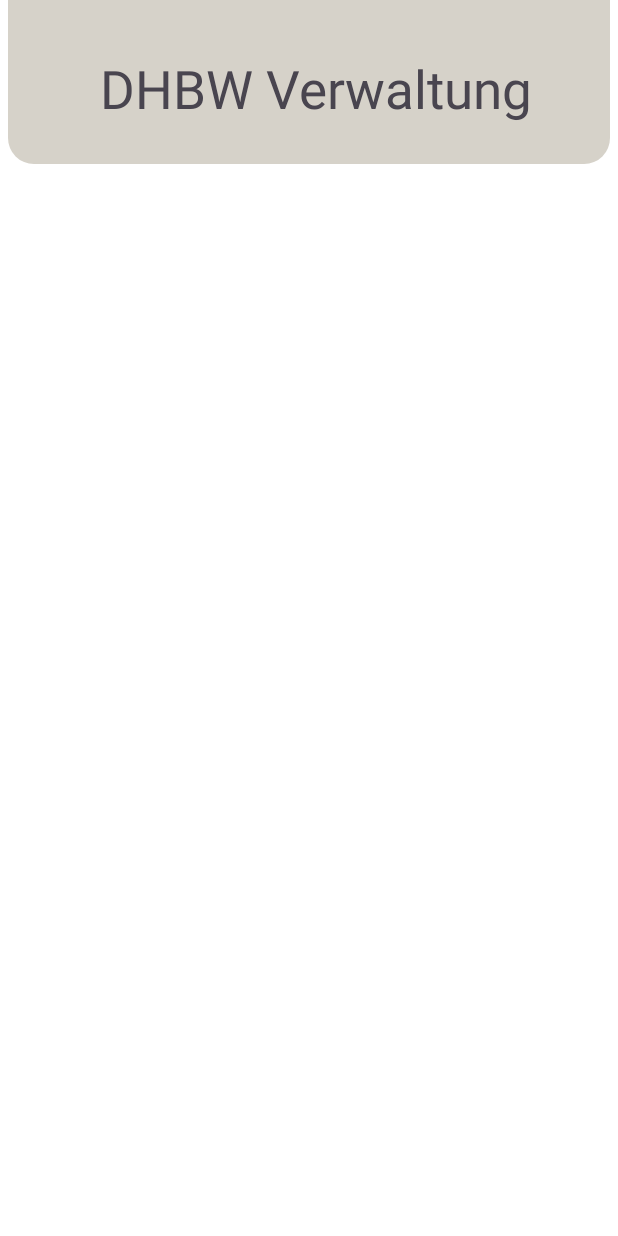
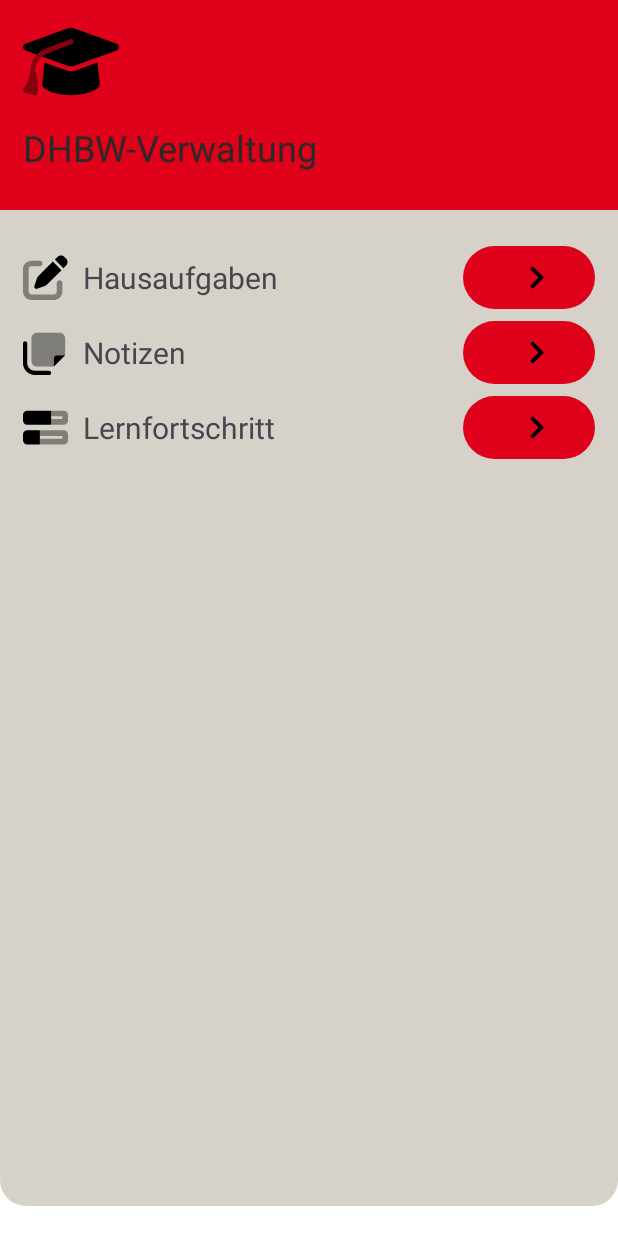
Before and after one commit to heofthetea/ubiquitous-fishstick, an Android app: the MainActivity screen opened directly, with no data from a screen before it, on a phone screen of 412 x 824 dp. Run offline under Robolectric (Android 15) with nearby library versions, the phone set to English and light mode, and no system bars.

```diff
--- a/app/src/main/java/stark/prm/project/MainActivity.java
+++ b/app/src/main/java/stark/prm/project/MainActivity.java
@@ -7,6 +7,7 @@ import android.content.Intent;
 import android.content.pm.PackageManager;
 import android.os.Build;
 import android.os.Bundle;
+import android.widget.Button;
 import android.provider.Settings;
 import android.util.Log;
 import android.widget.Toast;
@@ -14,8 +15,10 @@ import android.widget.Toast;
 import androidx.activity.EdgeToEdge;
 import androidx.annotation.NonNull;
 import androidx.appcompat.app.AppCompatActivity;
+
 import androidx.appcompat.widget.Toolbar;
 import androidx.core.app.ActivityCompat;
+
 import androidx.core.graphics.Insets;
 import androidx.core.view.ViewCompat;
 import androidx.core.view.WindowInsetsCompat;
@@ -23,7 +26,7 @@ import androidx.core.view.WindowInsetsCompat;
 import stark.prm.project.Notifications.NotificationHelper;
 import stark.prm.project.data.Database;
 import stark.prm.project.data.Module;
-import stark.prm.project.uiHelper.UiSideMenu;
+
 
 
 
@@ -45,13 +48,17 @@ public class MainActivity extends AppCompatActivity {
         EdgeToEdge.enable(this);
         setContentView(R.layout.activity_main);
 
-        ViewCompat.setOnApplyWindowInsetsListener(findViewById(R.id.main), (v, insets) -> {
+        ViewCompat.setOnApplyWindowInsetsListener(findViewById(R.id.landing_page), (v, insets) -> {
             Insets systemBars = insets.getInsets(WindowInsetsCompat.Type.systemBars());
             v.setPadding(systemBars.left, systemBars.top, systemBars.right, systemBars.bottom);
             return insets;
         });
 
         Database.getInstance().init(this); // populate the Database with some Modules
+        Database.getInstance().add(
+                new Module("PRM", "Wolfgang Stark")
+        );
+        buttonClick();
 
         try {
             notificationHelper = new NotificationHelper(this);
@@ -111,4 +118,21 @@ public class MainActivity extends AppCompatActivity {
             }
         }
     }
+    private void buttonClick() {
+      Button buttonHomework = findViewById(R.id.btn_landing_homework);
+      buttonHomework.setOnClickListener(view -> {
+          this.startActivity(new Intent(MainActivity.this, HomeworkActivity.class)); // muss im Merge auf HomeworkListActivity angepasst werden
+      });
+
+
+      Button buttonNotes = findViewById(R.id.btn_landing_notes);
+      buttonNotes.setOnClickListener(view -> {
+          this.startActivity(new Intent(MainActivity.this, NoteActivity.class));
+      });
+
+      Button buttonProgress = findViewById(R.id.btn_landing_progress);
+      buttonProgress.setOnClickListener(view -> {
+          this.startActivity(new Intent(MainActivity.this, ProgressActivity.class));
+      });
+    }
 }
--- /dev/null
+++ b/app/src/main/res/drawable/icon_next.xml
@@ -0,0 +1,10 @@
+<?xml version="1.0" encoding="utf-8"?>
+<vector xmlns:android="http://schemas.android.com/apk/res/android"
+    android:width="30dp"
+    android:height="30dp"
+    android:viewportWidth="24"
+    android:viewportHeight="24">
+    <path
+        android:fillColor="#FF000000"
+        android:pathData="M8.59,16.59L13.17,12L8.59,7.41L10,6L16,12L10,18L8.59,16.59Z"/>
+</vector>
--- a/app/src/main/res/layout/activity_main.xml
+++ b/app/src/main/res/layout/activity_main.xml
@@ -1,64 +1,139 @@
 <?xml version="1.0" encoding="utf-8"?>
-<androidx.drawerlayout.widget.DrawerLayout xmlns:android="http://schemas.android.com/apk/res/android"
-    xmlns:app="http://schemas.android.com/apk/res-auto"
+<RelativeLayout xmlns:android="http://schemas.android.com/apk/res/android"
     xmlns:tools="http://schemas.android.com/tools"
-    android:id="@+id/main"
+    android:orientation="vertical"
     android:layout_width="match_parent"
     android:layout_height="match_parent"
-    tools:context=".MainActivity"
     android:background="@color/white"
-    android:layout_gravity="start"
-    android:fitsSystemWindows="true"
-    >
+    android:paddingHorizontal="10dp"
+    android:id="@+id/landing_page">
 
-    <com.google.android.material.navigation.NavigationView
-        android:layout_width="wrap_content"
+    <LinearLayout
+        android:layout_width="match_parent"
         android:layout_height="match_parent"
-        android:id="@+id/nav_main_view"
-        app:headerLayout="@layout/main_side_menu_header"
-        app:menu="@menu/main_side_menu"
-        android:layout_gravity="start"
-        />
-    <RelativeLayout
-        android:layout_width="match_parent"
-        android:layout_height="match_parent">
+        android:orientation="vertical"
+        android:paddingBottom="20dp">
 
         <LinearLayout
             android:layout_width="match_parent"
             android:layout_height="wrap_content"
+            android:background="@color/dhbw_red"
             android:orientation="vertical"
-            android:layout_marginHorizontal="5dp"
-            android:layout_marginVertical="0dp"
             android:paddingHorizontal="15dp"
-            android:paddingTop="15dp"
+            android:paddingBottom="10dp">
+
+            <ImageView
+                android:layout_width="wrap_content"
+                android:layout_height="wrap_content"
+                android:layout_marginVertical="15dp"
+                android:src="@drawable/icon_university"
+                android:contentDescription="@string/logo"/>
+
+            <TextView
+                android:layout_width="wrap_content"
+                android:layout_height="wrap_content"
+                android:layout_marginBottom="15dp"
+                android:text="@string/header_text"
+                android:textColor="@color/border_color"
+                android:textSize="24sp" />
+        </LinearLayout>
+
+        <LinearLayout
+            android:layout_width="match_parent"
+            android:layout_height="match_parent"
+            android:background="@drawable/header_background"
+            android:orientation="vertical"
             android:paddingBottom="10dp"
-            android:background="@drawable/header_background"
+            android:paddingTop="20dp"
+            android:paddingHorizontal="15dp"
             >
 
             <LinearLayout
                 android:layout_width="match_parent"
                 android:layout_height="wrap_content"
-                android:paddingTop="20dp">
+                android:orientation="horizontal"
+                android:gravity="center">
 
-                <androidx.appcompat.widget.Toolbar
-                    app:title=""
-                    android:id="@+id/main_toolbar"
+                <ImageView
                     android:layout_width="wrap_content"
                     android:layout_height="wrap_content"
-                    android:minHeight="?attr/actionBarSize"
-                    android:theme="?attr/actionBarTheme"/>
-                <!-- app:navigationIcon="@drawable/bars_solid"-->
-
-
+                    android:src="@drawable/icon_homework"
+                    android:contentDescription="@string/headerHomework"
+                    android:layout_marginEnd="10dp"/>
 
                 <TextView
-                    android:layout_width="match_parent"
+                    android:layout_width="0dp"
                     android:layout_height="wrap_content"
-                    android:layout_marginHorizontal="30dp"
-                    android:ems="10"
-                    android:text="@string/headerMain"
-                    android:textSize="35sp" />
+                    android:layout_weight="1"
+                    android:text="@string/nav_homework"
+                    android:textSize="20sp" />
+
+                <Button
+                    android:layout_width="wrap_content"
+                    android:layout_height="wrap_content"
+                    android:drawableEnd="@drawable/icon_next"
+                    android:id="@+id/btn_landing_homework"
+                    android:contentDescription="@string/nav_homework"/>
+            </LinearLayout>
+
+            <LinearLayout
+                android:gravity="center"
+                android:layout_width="match_parent"
+                android:layout_height="wrap_content"
+                android:orientation="horizontal">
+
+                <ImageView
+                    android:layout_width="wrap_content"
+                    android:layout_height="wrap_content"
+                    android:src="@drawable/icon_notes"
+                    android:contentDescription="@string/nav_notes"
+                    android:layout_marginEnd="10dp"/>
+
+                <TextView
+                    android:layout_width="0dp"
+                    android:layout_height="wrap_content"
+                    android:layout_weight="1"
+                    android:text="@string/nav_notes"
+                    android:textSize="20sp" />
+
+                <Button
+                    android:layout_width="wrap_content"
+                    android:layout_height="wrap_content"
+                    android:drawableEnd="@drawable/icon_next"
+                    android:id="@+id/btn_landing_notes"
+                    android:contentDescription="@string/nav_notes"
+                    />
+            </LinearLayout>
+
+            <LinearLayout
+                android:layout_width="match_parent"
+                android:layout_height="wrap_content"
+                android:orientation="horizontal"
+                android:gravity="center">
+
+                <ImageView
+                    android:layout_width="30dp"
+                    android:layout_height="30dp"
+                    android:src="@drawable/icon_progress"
+                    android:contentDescription="@string/text_learning_progress"
+                    android:layout_marginEnd="10dp"/>
+
+                <TextView
+                    android:layout_width="0dp"
+                    android:layout_height="wrap_content"
+                    android:layout_weight="1"
+                    android:text="@string/text_learning_progress"
+                    android:textSize="20sp" />
+
+                <Button
+                    android:layout_width="wrap_content"
+                    android:layout_height="wrap_content"
+                    android:drawableEnd="@drawable/icon_next"
+                    android:id="@+id/btn_landing_progress"
+                    android:contentDescription="@string/nav_progress"
+                    />
             </LinearLayout>
         </LinearLayout>
-    </RelativeLayout>
-</androidx.drawerlayout.widget.DrawerLayout>
+    </LinearLayout>
+
+</RelativeLayout>
--- a/app/src/main/res/values/strings.xml
+++ b/app/src/main/res/values/strings.xml
@@ -18,11 +18,13 @@
     <string name="text_description">Beschreibung</string>
     <string name="text_date">Datum</string>
     <string name="text_module">Modul</string>
-
+    <string name="text_learning_progress">Lernfortschritt</string>
 
     <string name="header_text">DHBW-Verwaltung</string>
     <string name="nav_home">Startseite</string>
     <string name="nav_homework">Hausaufgaben</string>
     <string name="nav_notes">Notizen</string>
     <string name="nav_progress">Fortschritt</string>
+
+    <string name="logo">Logo</string>
 </resources>
```
